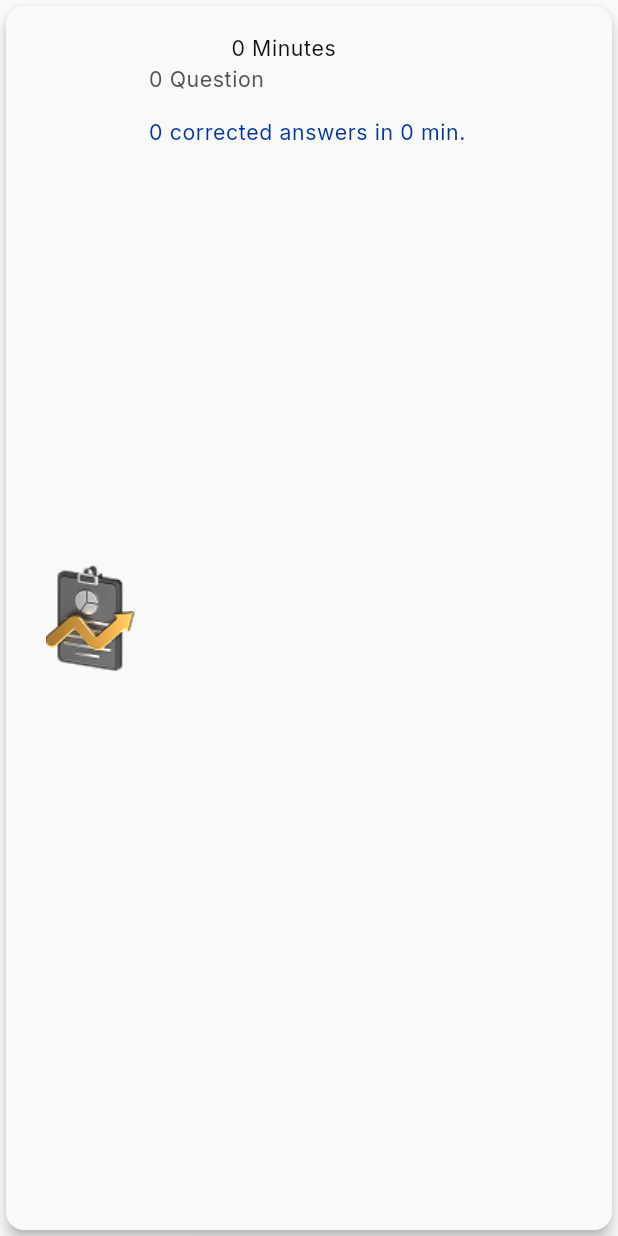
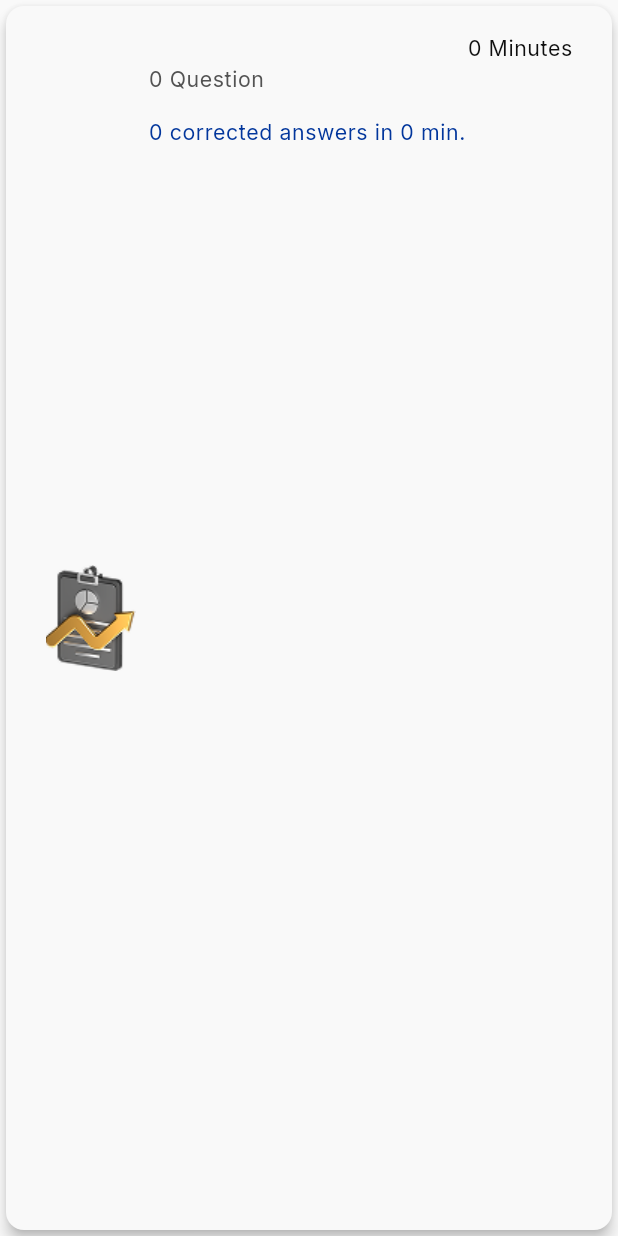
Before and after one commit to youssefmdev22/elevate_online_exams, a Flutter app: the ResultItem widget shown alone on an empty page, opened directly with empty values, on a phone screen of 412 x 824 dp. Run offline on Flutter 3.47's test engine with Material 3 defaults, Android fonts, the phone set to English and light mode, and no system bars; our stand-ins replace bloc, dio, flutter_bloc, flutter_screenutil, get_it, hive and 6 more; accounts and stored records are empty; generated files the repository leaves out were written again.

Commit message:
add result page

```diff
--- a/lib/presentation/home/views/pages/result_page/views/widget/result_item.dart
+++ b/lib/presentation/home/views/pages/result_page/views/widget/result_item.dart
@@ -33,13 +33,12 @@ class ResultItem extends StatelessWidget {
             spacing: 8.w,
             children: [
               Image.asset(ImageAssets.profitImage),
-              Column(
+              Expanded(
+                child: Column(
                   crossAxisAlignment: CrossAxisAlignment.start,
                   children: [
                     Row(
-                    mainAxisSize: MainAxisSize.max,
                       mainAxisAlignment: MainAxisAlignment.spaceBetween,
-                    spacing: 50.w,
                       children: [
                         Text(
                           resultData.examModel?.title ?? "",
@@ -69,6 +68,7 @@ class ResultItem extends StatelessWidget {
                     ),
                   ],
                 ),
+              ),
             ],
           ),
         ),
```
Also changed, not shown: 1 other file. Lines whose indentation alone changed are shown as unchanged.
